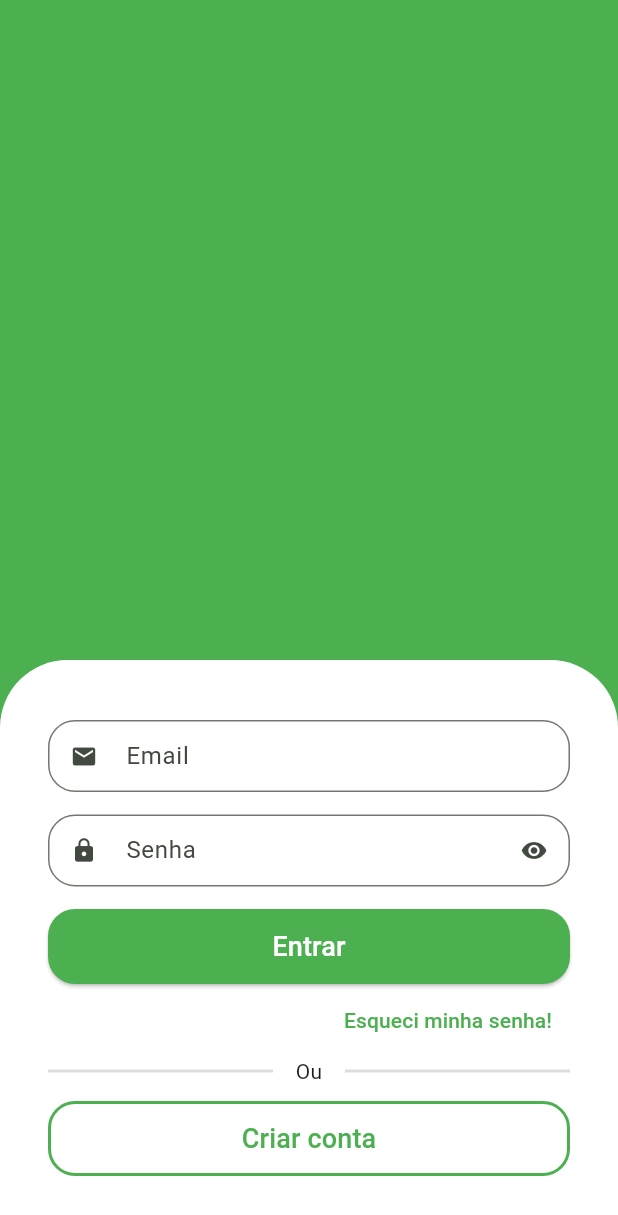
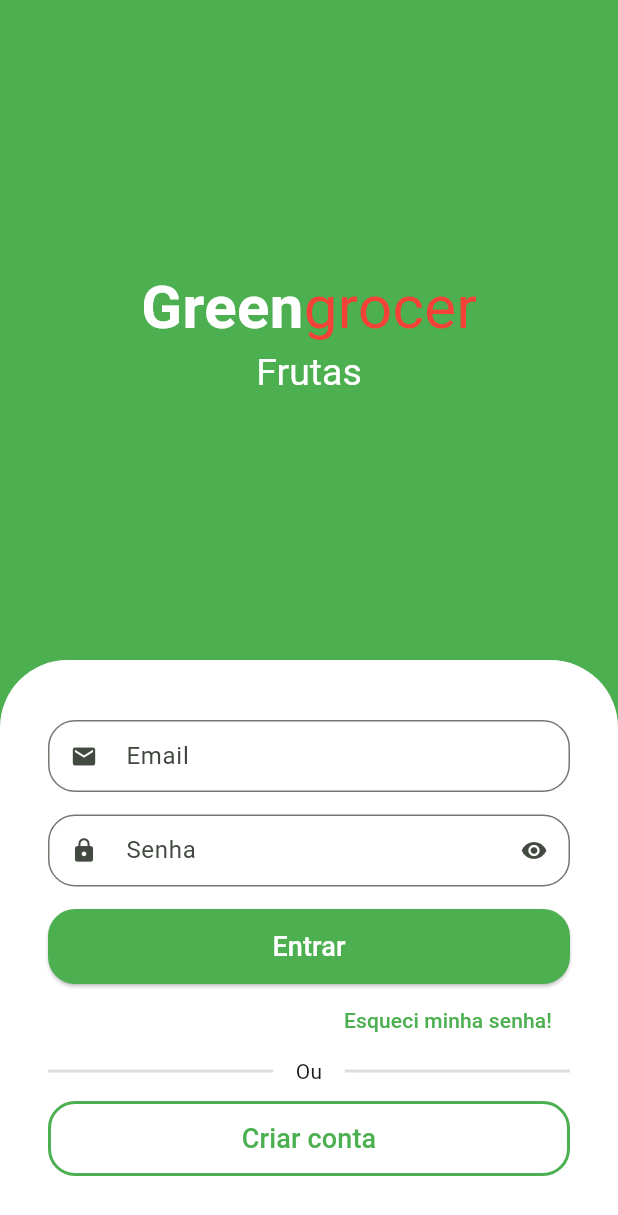
Before and after one commit to RomarioCabo/greengrocer, a Flutter app: the screen it shows after launch, on a phone screen of 412 x 824 dp. Shown: the top 1215 px of the screen. Run offline on Flutter 3.47's test engine with Material 3 defaults, Android fonts, the phone set to English and light mode, and no system bars; drawn by our look-alikes of animated_text_kit.

Commit message:
Adicionando o nome do app e animação das categorias

```diff
--- a/lib/src/auth/sign_in_screen.dart
+++ b/lib/src/auth/sign_in_screen.dart
@@ -1,3 +1,4 @@
+import 'package:animated_text_kit/animated_text_kit.dart';
 import 'package:flutter/material.dart';
 import 'package:greengrocer/src/auth/components/custom_text_field.dart';
 
@@ -11,8 +12,52 @@ class SignInScreen extends StatelessWidget {
       body: Column(
         children: [
           Expanded(
-            child: Container(
-              color: Colors.green,
+            child: Column(
+              mainAxisAlignment: MainAxisAlignment.center,
+              children: [
+                const Text.rich(
+                  TextSpan(
+                    style: TextStyle(
+                      fontSize: 40,
+                    ),
+                    children: [
+                      TextSpan(
+                        text: 'Green',
+                        style: TextStyle(
+                          color: Colors.white,
+                          fontWeight: FontWeight.bold,
+                        ),
+                      ),
+                      TextSpan(
+                        text: 'grocer',
+                        style: TextStyle(
+                          color: Colors.red,
+                        ),
+                      ),
+                    ],
+                  ),
+                ),
+                SizedBox(
+                  height: 30,
+                  child: DefaultTextStyle(
+                    style: const TextStyle(
+                      fontSize: 25,
+                    ),
+                    child: AnimatedTextKit(
+                      pause: Duration.zero,
+                      repeatForever: true,
+                      animatedTexts: [
+                        FadeAnimatedText('Frutas'),
+                        FadeAnimatedText('Verduras'),
+                        FadeAnimatedText('Legumes'),
+                        FadeAnimatedText('Carnes'),
+                        FadeAnimatedText('Cereais'),
+                        FadeAnimatedText('Laticíneos'),
+                      ],
+                    ),
+                  ),
+                ),
+              ],
             ),
           ),
           Container(
@@ -97,7 +142,7 @@ class SignInScreen extends StatelessWidget {
                   child: OutlinedButton(
                     style: OutlinedButton.styleFrom(
                       shape: RoundedRectangleBorder(
-                        borderRadius: BorderRadius.circular(18.0)
+                        borderRadius: BorderRadius.circular(18.0),
                       ),
                       side: const BorderSide(
                         width: 2,
--- a/pubspec.yaml
+++ b/pubspec.yaml
@@ -35,6 +35,7 @@ dependencies:
   # The following adds the Cupertino Icons font to your application.
   # Use with the CupertinoIcons class for iOS style icons.
   cupertino_icons: ^1.0.8
+  animated_text_kit: ^4.2.2
 
 dev_dependencies:
   flutter_test:
```
Also changed, not shown: pubspec.lock.
